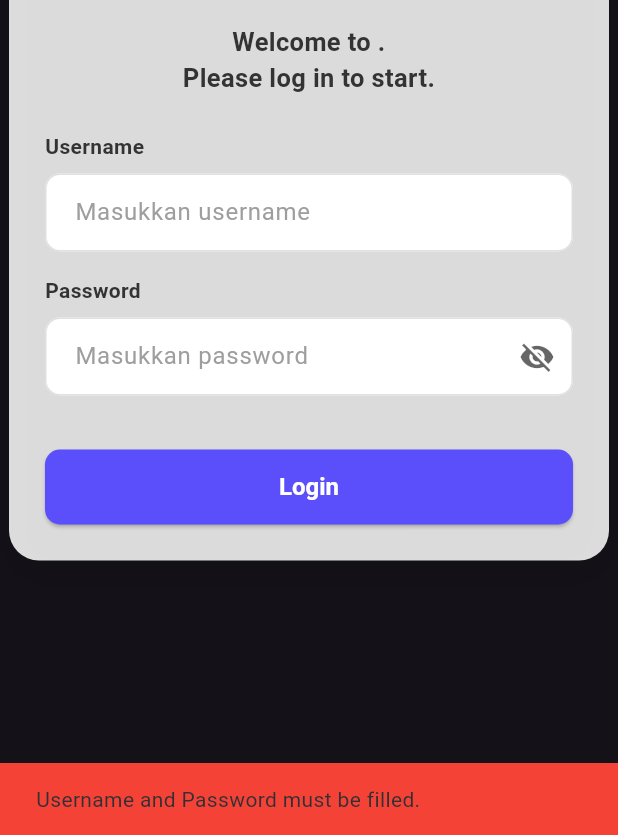
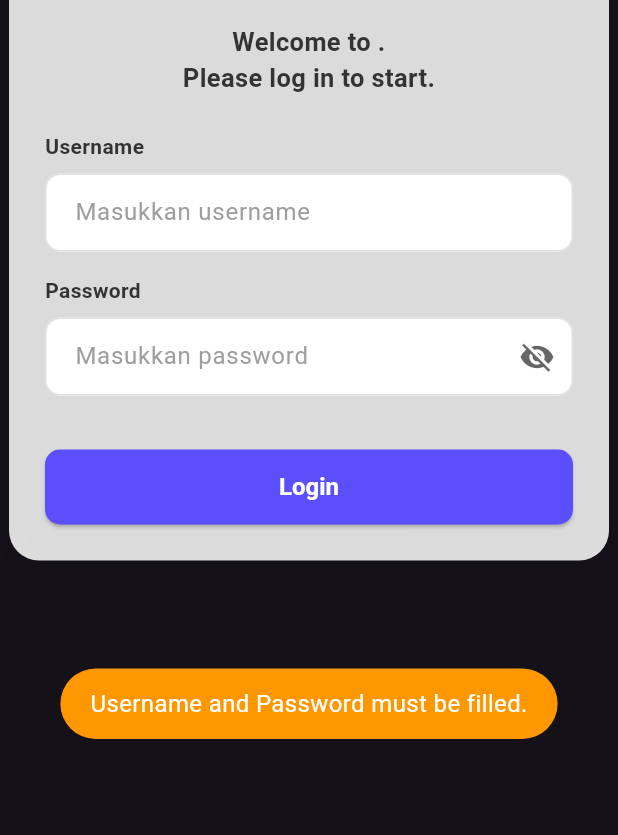
Before and after one commit to cjnsj/proyek_horeka_post_plus, a Flutter app: the LoginForm widget shown alone on an empty page, opened directly, after a tap on "Login", on a phone screen of 412 x 824 dp, the part 401-1236 px from its top. Run offline on Flutter 3.47's test engine with Material 3 defaults, Android fonts, the phone set to English and light mode, and no system bars; our stand-ins replace device_info_plus, equatable, flutter_bloc, flutter_svg, fluttertoast, image_picker and 2 more; missing offline and left inert: esc_pos_utils_plus, flutter_pos_printer_platform_image_3; accounts and stored records are empty; statements that could not run were skipped.

Commit message:
refactor: Replace SnackBar with ToastUtils in login_form.dart

```diff
--- a/lib/features/auth/view/widgets/login_form.dart
+++ b/lib/features/auth/view/widgets/login_form.dart
@@ -1,5 +1,6 @@
 import 'package:flutter/material.dart';
 import 'package:flutter_bloc/flutter_bloc.dart';
+import 'package:horeka_post_plus/core/utils/toast_utils.dart';
 import 'package:horeka_post_plus/features/auth/bloc/auth_bloc.dart';
 import 'package:horeka_post_plus/features/auth/bloc/auth_event.dart';
 import 'package:horeka_post_plus/features/auth/bloc/auth_state.dart';
@@ -44,12 +45,12 @@ class _LoginFormState extends State<LoginForm> {
     final password = _passwordController.text;
 
     if (username.isEmpty || password.isEmpty) {
-      _showError(context, "Username and Password must be filled.");
+      ToastUtils.showWarningToast("Username and Password must be filled.");
       return;
     }
 
     if (schedules.isNotEmpty && _selectedShiftId == null) {
-      _showError(context, "Please select a shift.");
+      ToastUtils.showWarningToast("Please select a shift.");
       return;
     }
 
@@ -62,14 +63,6 @@ class _LoginFormState extends State<LoginForm> {
             shiftId: shiftIdToSubmit,
           ),
         );
-  }
-  void _showError(BuildContext context, String message) {
-    ScaffoldMessenger.of(context).showSnackBar(
-      SnackBar(
-        content: Text(message),
-        backgroundColor: Colors.red,
-      ),
-    );
   }
 
   String _formatShiftName(String apiName) {
@@ -95,7 +88,7 @@ class _LoginFormState extends State<LoginForm> {
     return BlocConsumer<AuthBloc, AuthState>(
       listener: (context, state) {
         if (state.status == AuthStatus.error) {
-          _showError(context, state.errorMessage ?? "Unknown error");
+          ToastUtils.showErrorToast(state.errorMessage ?? "Unknown error");
         }
 
         if (state.status == AuthStatus.authenticated) {
```
